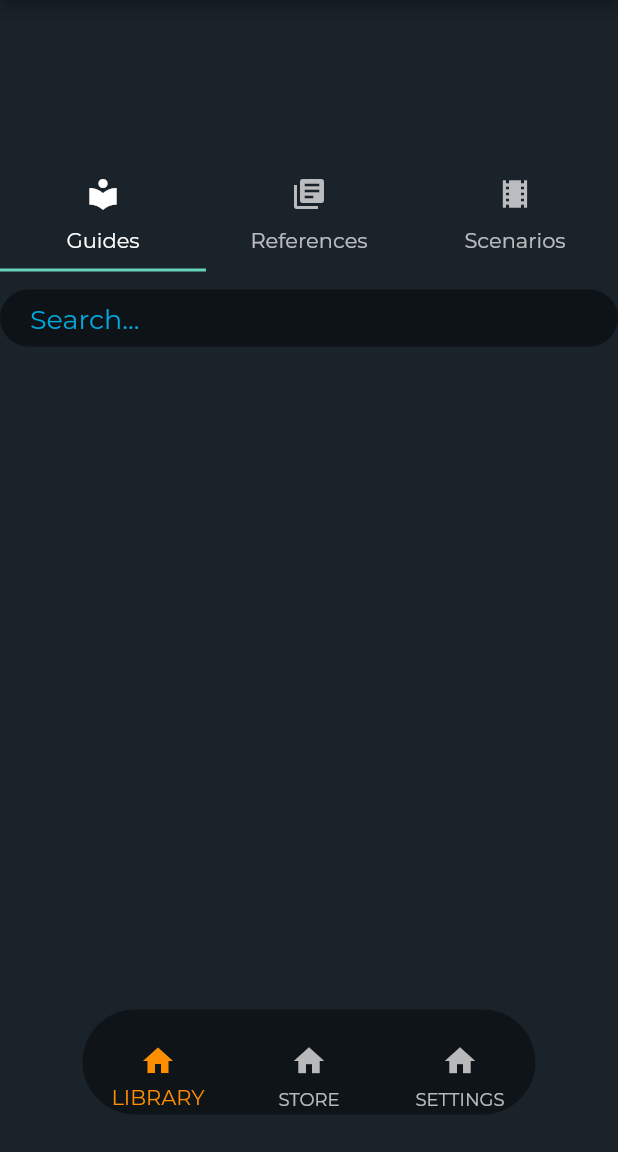
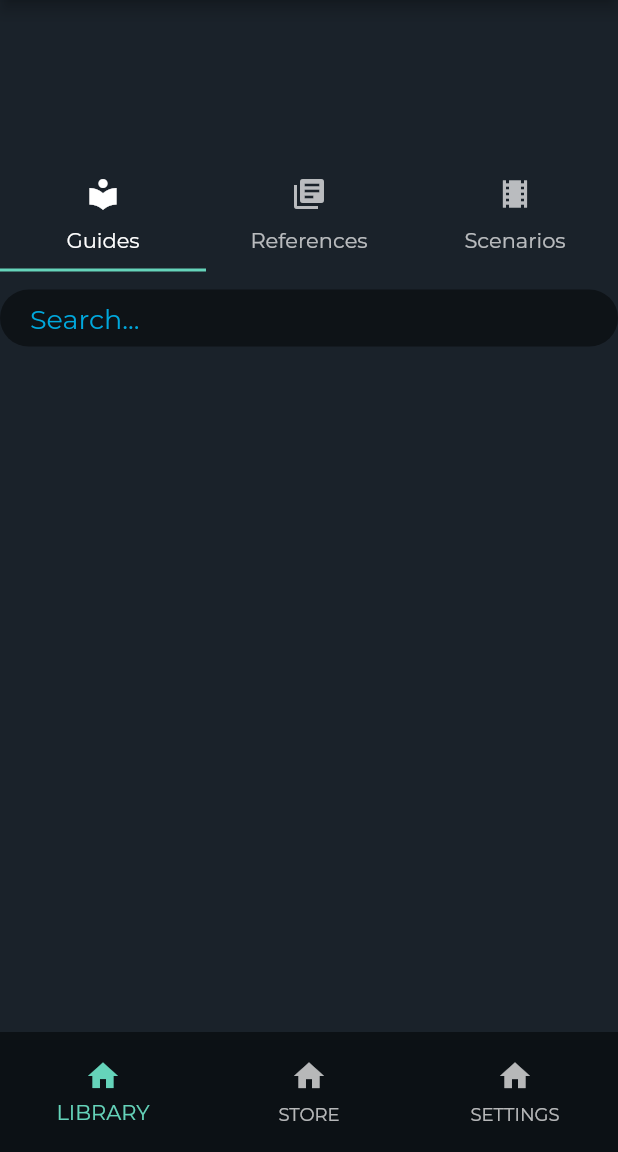
Before and after one commit to michaeljharrison/L2P, a Flutter app: the GuideList screen opened directly with empty values, on a phone screen of 412 x 824 dp, the part 84-1236 px from its top. Run offline on Flutter 3.47's test engine with Material 2 defaults, Android fonts, the light colour scheme and no system bars; our stand-ins replace cloud_firestore, expandable, firebase_storage, mobx, percent_indicator, shared_preferences and 1 more; missing offline and left inert: cloud_firestore_web, firebase_core_web; accounts and stored records are empty; generated files the repository leaves out were written again; project files that could hold a hidden picture were left out.

Commit message:
Bottom Nav Styling: - Resized bottom nav.

```diff
--- a/lib/components/bottomNav.dart
+++ b/lib/components/bottomNav.dart
@@ -59,31 +59,13 @@ class _BottomNavState extends State<BottomNav> {
       }
     }
 
-    return Stack(
-      children: [
-        Container(
-            height: 110,
-            padding:
-                const EdgeInsets.only(top: 15, bottom: 25, left: 55, right: 55),
-            child: Container(
-              decoration: BoxDecoration(
-                color: colorBottomNav,
-                borderRadius: BorderRadius.circular(50),
-              ),
-            )),
-        Container(
-            height: 110,
-            padding: const EdgeInsets.only(left: 55, right: 55),
-            child: Container(
-                padding: EdgeInsets.only(top: 10),
-                decoration: BoxDecoration(
-                  borderRadius: BorderRadius.circular(50),
-                ),
+    return SizedBox(
+      height: 80,
       child: BottomNavigationBar(
           elevation: 0,
-                    backgroundColor: colorTransparent,
+          backgroundColor: colorTabBar,
           currentIndex: _selectedIndex,
-                    selectedItemColor: Colors.amber[800],
+          selectedItemColor: Theme.of(context).accentColor,
           onTap: _onItemTapped,
           items: [
             new BottomNavigationBarItem(
@@ -110,8 +92,7 @@ class _BottomNavState extends State<BottomNav> {
                 textAlign: TextAlign.center,
               ),
             ),
-                    ])))
-      ],
+          ]),
     );
   }
 }
--- /dev/null
+++ b/lib/models/icons.dart
@@ -0,0 +1,3 @@
+class IconLocations {
+  static const String Library = "icons/Logo.png";
+}
```
Lines whose indentation alone changed are shown as unchanged.
